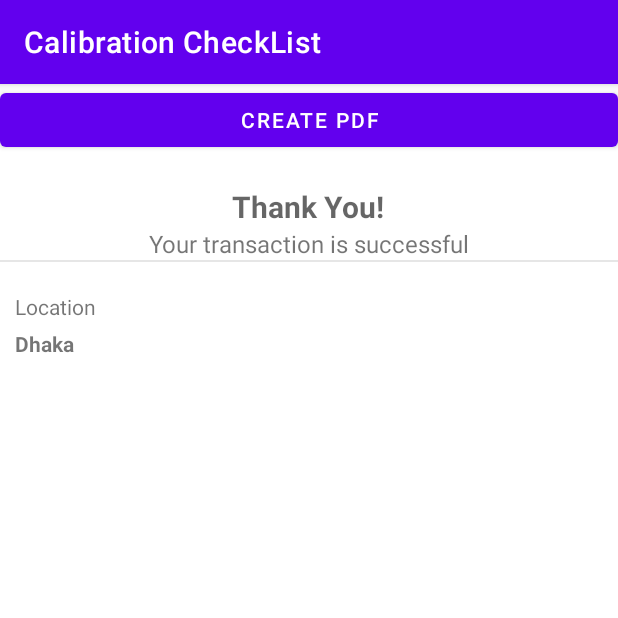
After one commit to muniyappanm/CalibrationCheckList, an Android app: the PdfHandler screen opened directly, with no data from a screen before it, on a phone screen of 412 x 824 dp, the top half of it. The commit adds this screen. Run offline under Robolectric (Android 15) with nearby library versions, the phone set to English and light mode, and no system bars.

Commit message:
PDF file craetor added

```diff
--- a/app/src/main/java/com/dhumuni/calibrationchecklist/ExampleItem.java
+++ b/app/src/main/java/com/dhumuni/calibrationchecklist/ExampleItem.java
@@ -14,7 +14,7 @@ public class ExampleItem {
     }
 
     public ExampleItem() {
-            Particular= new String[]{"WHETHER TT CALIBRATION AT IOC SANKARI TERMINAL IS DUE?",
+            Particular= new String[]{"WHETHER TT CALIBRATION AT IOC SALEM TERMINAL IS DUE?",
                     "WHETHER IOC NEW COLOUR CODING PAINTED?",
                     "IS TT MFG ON & AFTER 01.10.2006 IF YES WHETHER ABS BREAK SYSTEM IS PROVIDED? (ANY LOCK BRAKE SYSTEM) YEAR OF MFG",
                     "WHETHER THE TANK /COMPARTMENT DIMENSIONS ARE MATCHING WITH EXPLOSIVE DRAWING?",
--- a/app/src/main/java/com/dhumuni/calibrationchecklist/MenuActivity.java
+++ b/app/src/main/java/com/dhumuni/calibrationchecklist/MenuActivity.java
@@ -38,10 +38,12 @@ public class MenuActivity extends AppCompatActivity {
         logout.setOnClickListener(new View.OnClickListener() {
             @Override
             public void onClick(View v) {
-                FirebaseAuth.getInstance().signOut();
+                Intent in = new Intent(MenuActivity.this, PdfHandler.class);
+                startActivity(in);
+               /* FirebaseAuth.getInstance().signOut();
                 Intent in = new Intent(MenuActivity.this, MainActivity.class);
                 startActivity(in);
-
+*/
             }
         });
     }
--- /dev/null
+++ b/app/src/main/java/com/dhumuni/calibrationchecklist/PdfHandler.java
@@ -0,0 +1,189 @@
+package com.dhumuni.calibrationchecklist;
+
+import android.content.Intent;
+import android.content.pm.PackageManager;
+import android.content.res.Resources;
+import android.graphics.Bitmap;
+import android.graphics.BitmapFactory;
+import android.graphics.Canvas;
+import android.graphics.Color;
+import android.graphics.Paint;
+import android.graphics.Path;
+import android.graphics.Rect;
+import android.graphics.pdf.PdfDocument;
+import android.net.Uri;
+import android.os.Build;
+import android.os.Bundle;
+import android.os.StrictMode;
+import android.view.View;
+import android.widget.Button;
+import android.widget.TextView;
+
+import androidx.annotation.RequiresApi;
+import androidx.appcompat.app.AppCompatActivity;
+import androidx.core.app.ActivityCompat;
+
+import java.io.File;
+import java.io.FileOutputStream;
+import java.io.IOException;
+
+public class PdfHandler extends AppCompatActivity {
+    Button btnCreatePdf;
+    TextView tv_title;
+    TextView tv_sub_title;
+    TextView tv_location;
+    TextView tv_city;
+
+
+    String file_name_path = "";
+    int PERMISSION_ALL = 1;
+    String[] PERMISSIONS = {
+
+            android.Manifest.permission.WRITE_EXTERNAL_STORAGE,
+            android.Manifest.permission.READ_EXTERNAL_STORAGE,
+
+    };
+
+
+    @Override
+    protected void onCreate(Bundle savedInstanceState) {
+        super.onCreate(savedInstanceState);
+        setContentView(R.layout.activity_pdfhandler);
+
+        StrictMode.VmPolicy.Builder builder = new StrictMode.VmPolicy.Builder();
+        StrictMode.setVmPolicy(builder.build());
+
+        if (!hasPermissions(PdfHandler.this, PERMISSIONS)) {
+            ActivityCompat.requestPermissions(PdfHandler.this, PERMISSIONS, PERMISSION_ALL);
+        }
+
+        File file = new File(this.getExternalFilesDir(null).getAbsolutePath(), "pdfsdcard_location");
+        if (!file.exists()) {
+            file.mkdir();
+        }
+
+        btnCreatePdf = findViewById(R.id.btnCreatePdf);
+        tv_title = findViewById(R.id.tv_title);
+        tv_sub_title = findViewById(R.id.tv_sub_title);
+        tv_location = findViewById(R.id.tv_location);
+        tv_city = findViewById(R.id.tv_city);
+
+
+        btnCreatePdf.setOnClickListener(new View.OnClickListener() {
+            @RequiresApi(api = Build.VERSION_CODES.KITKAT)
+            @Override
+            public void onClick(View view) {
+                createpdf();
+            }
+        });
+
+    }
+
+
+    @RequiresApi(api = Build.VERSION_CODES.KITKAT)
+    public void createpdf() {
+        Rect bounds = new Rect();
+        int pageWidth = 300;
+        int pageheight = 470;
+        int pathHeight = 2;
+
+        final String fileName = "mypdf";
+        file_name_path = "/pdfsdcard_location/" + fileName + ".pdf";
+        PdfDocument myPdfDocument = new PdfDocument();
+        Paint paint = new Paint();
+        Paint paint2 = new Paint();
+        Path path = new Path();
+        PdfDocument.PageInfo myPageInfo = new PdfDocument.PageInfo.Builder(pageWidth, pageheight, 1).create();
+        PdfDocument.Page documentPage = myPdfDocument.startPage(myPageInfo);
+        Canvas canvas = documentPage.getCanvas();
+        int y = 25; // x = 10,
+        int x = 10;
+
+        paint.getTextBounds(tv_title.getText().toString(), 0, tv_title.getText().toString().length(), bounds);
+        x = (canvas.getWidth() / 2) - (bounds.width() / 2);
+        canvas.drawText(tv_title.getText().toString(), x, y, paint);
+
+        paint.getTextBounds(tv_sub_title.getText().toString(), 0, tv_sub_title.getText().toString().length(), bounds);
+        x = (canvas.getWidth() / 2) - (bounds.width() / 2);
+        y += paint.descent() - paint.ascent();
+        canvas.drawText(tv_sub_title.getText().toString(), x, y, paint);
+
+        y += paint.descent() - paint.ascent();
+        canvas.drawText("", x, y, paint);
+
+//horizontal line
+        path.lineTo(pageWidth, pathHeight);
+        paint2.setColor(Color.GRAY);
+        paint2.setStyle(Paint.Style.STROKE);
+        path.moveTo(x, y);
+
+        canvas.drawLine(0, y, pageWidth, y, paint2);
+
+//blank space
+        y += paint.descent() - paint.ascent();
+        canvas.drawText("", x, y, paint);
+
+        y += paint.descent() - paint.ascent();
+        x = 10;
+        canvas.drawText(tv_location.getText().toString(), x, y, paint);
+
+        y += paint.descent() - paint.ascent();
+        x = 10;
+        canvas.drawText(tv_city.getText().toString(), x, y, paint);
+
+//blank space
+        y += paint.descent() - paint.ascent();
+        canvas.drawText("", x, y, paint);
+
+//horizontal line
+        path.lineTo(pageWidth, pathHeight);
+        paint2.setColor(Color.GRAY);
+        paint2.setStyle(Paint.Style.STROKE);
+        path.moveTo(x, y);
+        canvas.drawLine(0, y, pageWidth, y, paint2);
+
+//blank space
+        y += paint.descent() - paint.ascent();
+        canvas.drawText("", x, y, paint);
+
+        Resources res = getResources();
+        Bitmap bitmap = BitmapFactory.decodeResource(res, R.drawable.iocl);
+        Bitmap b = (Bitmap.createScaledBitmap(bitmap, 100, 50, false));
+        canvas.drawBitmap(b, x, y, paint);
+        y += 25;
+        canvas.drawText(getString(R.string.app_name), 120, y, paint);
+
+
+        myPdfDocument.finishPage(documentPage);
+
+        File file = new File(this.getExternalFilesDir(null).getAbsolutePath() + file_name_path);
+        try {
+            myPdfDocument.writeTo(new FileOutputStream(file));
+        } catch (IOException e) {
+            e.printStackTrace();
+        }
+
+        myPdfDocument.close();
+        viewPdfFile();
+    }
+
+    public void viewPdfFile() {
+
+        File file = new File(this.getExternalFilesDir(null).getAbsolutePath() + file_name_path);
+        Intent intent = new Intent(Intent.ACTION_VIEW);
+        intent.setDataAndType(Uri.fromFile(file), "application/pdf");
+        startActivity(intent);
+    }
+
+
+    public static boolean hasPermissions(PdfHandler context, String... permissions) {
+        if (Build.VERSION.SDK_INT >= Build.VERSION_CODES.M && context != null && permissions != null) {
+            for (String permission : permissions) {
+                if (ActivityCompat.checkSelfPermission(context, permission) != PackageManager.PERMISSION_GRANTED) {
+                    return false;
+                }
+            }
+        }
+        return true;
+    }
+}
--- /dev/null
+++ b/app/src/main/res/layout/activity_pdfhandler.xml
@@ -0,0 +1,74 @@
+<?xml version="1.0" encoding="utf-8"?>
+<LinearLayout xmlns:android="http://schemas.android.com/apk/res/android"
+    android:layout_width="match_parent"
+    android:layout_height="match_parent"
+    android:background="#ffffff"
+    android:orientation="vertical">
+
+    <Button
+        android:id="@+id/btnCreatePdf"
+        android:layout_width="match_parent"
+        android:layout_height="wrap_content"
+        android:text="Create PDF" />
+
+    <LinearLayout
+        android:layout_width="match_parent"
+        android:layout_height="wrap_content"
+        android:layout_marginTop="20dp"
+        android:gravity="center"
+        android:orientation="vertical">
+
+        <TextView
+            android:id="@+id/tv_title"
+            android:layout_width="wrap_content"
+            android:layout_height="wrap_content"
+            android:gravity="center_vertical"
+            android:singleLine="true"
+            android:text="Thank You!"
+            android:textAppearance="@style/Base.TextAppearance.AppCompat.Medium"
+            android:textSize="20sp"
+            android:textStyle="bold" />
+
+        <TextView
+            android:id="@+id/tv_sub_title"
+            android:layout_width="wrap_content"
+            android:layout_height="wrap_content"
+            android:gravity="center_vertical"
+            android:singleLine="true"
+            android:text="Your transaction is successful"
+            android:textAppearance="@style/Base.TextAppearance.AppCompat.Small"
+            android:textSize="16sp" />
+
+    </LinearLayout>
+
+    <View
+        android:layout_width="match_parent"
+        android:layout_height="1dp"
+        android:background="#e6e6e6" />
+
+    <LinearLayout
+        android:layout_width="match_parent"
+        android:layout_height="wrap_content"
+        android:layout_marginTop="10dp"
+        android:orientation="vertical"
+        android:padding="10dp">
+
+        <TextView
+            android:id="@+id/tv_location"
+            android:layout_width="wrap_content"
+            android:layout_height="wrap_content"
+            android:text="Location" />
+
+        <TextView
+            android:id="@+id/tv_city"
+            android:layout_width="wrap_content"
+            android:layout_height="wrap_content"
+            android:paddingTop="5dp"
+            android:text="Dhaka"
+            android:textStyle="bold" />
+
+    </LinearLayout>
+
+
+
+</LinearLayout>
```
Also changed, not shown: app/src/main/AndroidManifest.xml (+7 -2 lines), app/src/main/java/com/dhumuni/calibrationchecklist/PDFViewActivity.java (added, +14 -0 lines), app/src/main/res/layout/activity_pdfview.xml (added, +9 -0 lines), 1 other file.
